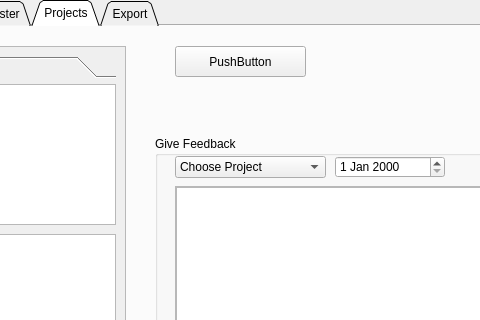
lizhao1993/CMS, file CMS1.ui: the form before one commit; both pictures show x 177 to 657 and y 0 to 320 of the 800 by 600 pixel window.
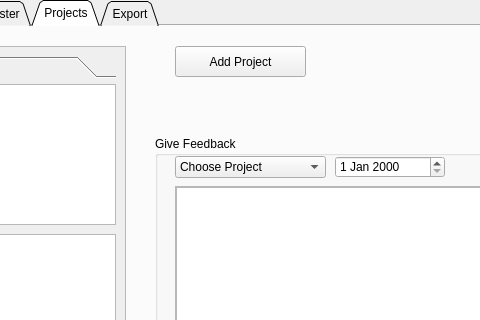
The form after the commit. The open tabs and pages were chosen to show the change.

The edit to the form file:
```diff
--- a/CMS1.ui
+++ b/CMS1.ui
@@ -394,7 +394,7 @@
        </rect>
       </property>
       <property name="text">
-       <string>PushButton</string>
+       <string>Add Project</string>
       </property>
      </widget>
     </widget>
```
Left out of the diff: 29 changed lines with no effect on the pictures.
